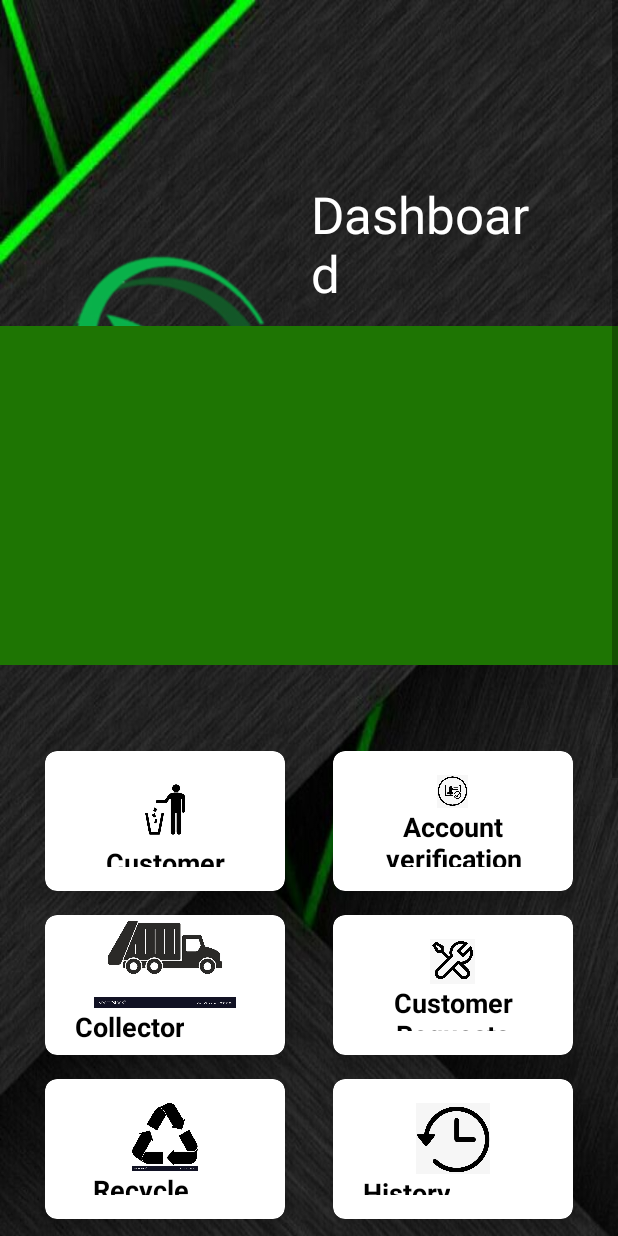
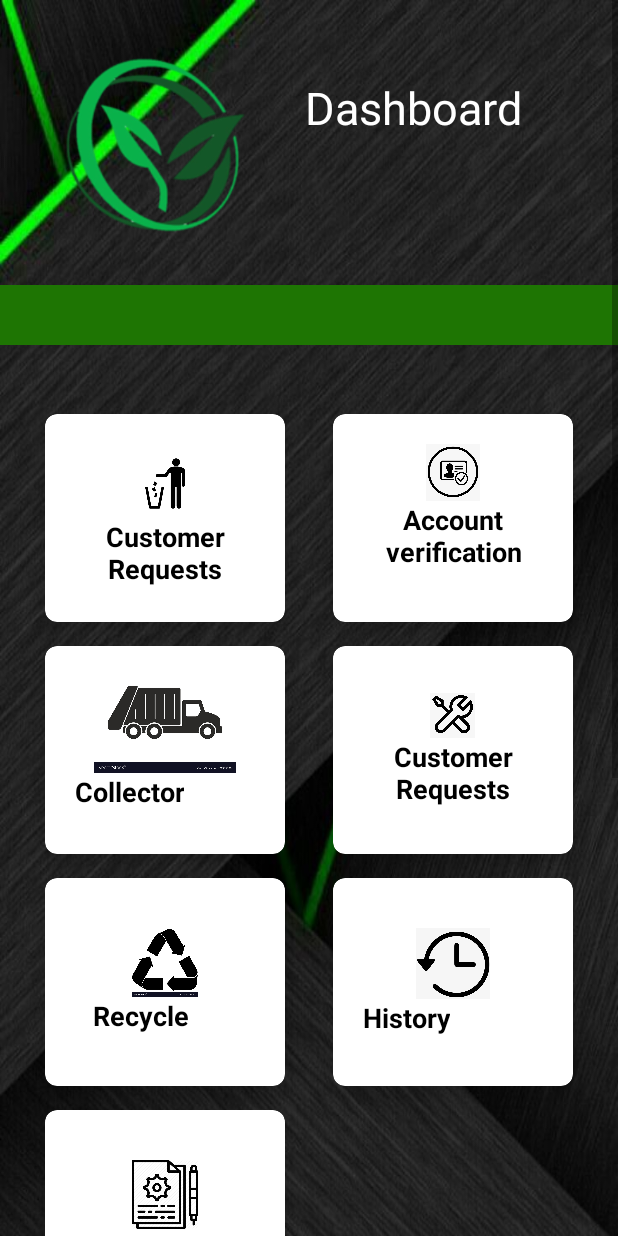
Before and after one commit to IT19073774/EcoClan_MAD, an Android app: the AdminMainActivity screen opened directly, with no data from a screen before it, on a phone screen of 412 x 824 dp. Run offline under Robolectric (Android 15) with nearby library versions, the phone set to English and light mode, and no system bars.

Commit message:
Guide_Admin Connected to Admin Dashboard commit

```diff
--- a/app/src/main/java/com/example/ecoclan_v2/AdminMainActivity.java
+++ b/app/src/main/java/com/example/ecoclan_v2/AdminMainActivity.java
@@ -19,6 +19,7 @@ public class AdminMainActivity extends AppCompatActivity {
     CardView verificationCard;
     CardView requestCard;
     CardView historyCard;
+    CardView guidecard;
 
     @Override
     protected void onCreate(Bundle savedInstanceState) {
@@ -33,7 +34,7 @@ public class AdminMainActivity extends AppCompatActivity {
         verificationCard= findViewById(R.id.verificationCard);
         requestCard= findViewById(R.id.requestCard);
         historyCard= findViewById(R.id.historyCard);
-
+        guidecard = findViewById(R.id.guidecard);
 
 
         setSingleEvent(mainGrid);
@@ -81,6 +82,13 @@ public class AdminMainActivity extends AppCompatActivity {
             }
         });
 
+//IT19056494 (adding guide articles)
+        guidecard.setOnClickListener(new View.OnClickListener() {
+            @Override
+            public void onClick(View view) {
+                startActivity(new Intent(AdminMainActivity.this,Guide_Admin.class));
+            }
+        });
 
     }
 
--- a/app/src/main/java/com/example/ecoclan_v2/Guide_Admin.java
+++ b/app/src/main/java/com/example/ecoclan_v2/Guide_Admin.java
@@ -51,7 +51,7 @@ public class Guide_Admin extends AppCompatActivity {
                         if(task.isSuccessful()) {
                             Toast.makeText(getApplicationContext(), "data saved", Toast.LENGTH_SHORT).show();
                             Log.d(TAG,"added!");
-                            startActivity(new Intent(getApplicationContext(), Guide.class));
+                            startActivity(new Intent(getApplicationContext(), AdminMainActivity.class));
                         }
                     }
                 });
--- a/app/src/main/res/layout/activity_main_admin.xml
+++ b/app/src/main/res/layout/activity_main_admin.xml
@@ -16,57 +16,54 @@
 
         <RelativeLayout
             android:layout_width="match_parent"
-            android:layout_height="0dp"
+            android:layout_height="102dp"
             android:layout_weight="2">
 
-            <TextView
-                android:id="@+id/textGrid"
-                android:layout_width="wrap_content"
-                android:layout_height="wrap_content"
-                android:layout_alignParentStart="true"
-                android:layout_alignParentTop="true"
-                android:layout_alignParentEnd="true"
-                android:layout_alignParentBottom="true"
-                android:layout_marginStart="207dp"
-                android:layout_marginTop="120dp"
-                android:layout_marginEnd="41dp"
-                android:layout_marginBottom="96dp"
-                android:text="Dashboard"
-                android:textColor="@android:color/white"
-                android:textSize="34sp" />
 
             <ImageView
                 android:id="@+id/imageView4"
                 android:layout_width="wrap_content"
-                android:layout_height="match_parent"
+                android:layout_height="193dp"
                 android:layout_alignParentEnd="true"
-                android:layout_marginEnd="169dp"
+                android:layout_marginEnd="197dp"
                 app:srcCompat="@drawable/logo_v3" />
 
             <View
                 android:id="@+id/divider4"
                 android:layout_width="match_parent"
-                android:layout_height="2dp"
+                android:layout_height="109dp"
                 android:layout_alignParentTop="true"
                 android:layout_alignParentEnd="true"
                 android:layout_alignParentBottom="true"
-                android:layout_marginTop="217dp"
+                android:layout_marginTop="190dp"
                 android:layout_marginEnd="0dp"
-                android:layout_marginBottom="43dp"
+                android:layout_marginBottom="32dp"
                 android:background="@color/Dark_Green" />
+
+            <TextView
+                android:id="@+id/textView25"
+                android:layout_width="167dp"
+                android:layout_height="55dp"
+                android:layout_alignParentTop="true"
+                android:layout_alignParentEnd="true"
+                android:layout_marginTop="51dp"
+                android:layout_marginEnd="41dp"
+                android:text="Dashboard"
+                android:textColor="@color/U_White"
+                android:textSize="30sp" />
 
         </RelativeLayout>
 
         <GridLayout
             android:id="@+id/mainGrid"
             android:layout_width="match_parent"
-            android:layout_height="0dp"
+            android:layout_height="405dp"
             android:layout_weight="3"
             android:alignmentMode="alignMargins"
             android:columnCount="2"
             android:columnOrderPreserved="false"
             android:padding="14dp"
-            android:rowCount="3">
+            android:rowCount="4">
 
             <!-- Row 1 -->
 
@@ -134,15 +131,15 @@
                     android:orientation="vertical">
 
                     <ImageView
-                        android:layout_width="98dp"
-                        android:layout_height="22dp"
+                        android:layout_width="97dp"
+                        android:layout_height="38dp"
                         android:layout_gravity="center_horizontal"
                         app:srcCompat="@drawable/verification1" />
 
                     <TextView
                         android:id="@+id/verification"
-                        android:layout_width="wrap_content"
-                        android:layout_height="wrap_content"
+                        android:layout_width="124dp"
+                        android:layout_height="60dp"
                         android:text="Account verification"
                         android:textAlignment="center"
                         android:textColor="@android:color/black"
@@ -237,7 +234,7 @@
             </androidx.cardview.widget.CardView>
 
 
-            <!-- Row 2 -->
+            <!-- Row 3 -->
 
             <!-- Column 1 -->
             <androidx.cardview.widget.CardView
@@ -318,6 +315,49 @@
                 </LinearLayout>
 
             </androidx.cardview.widget.CardView>
+            <!-- Row 3 -->
+
+            <!-- Column 1 -->
+            <androidx.cardview.widget.CardView
+                android:id="@+id/guidecard"
+                android:layout_width="0dp"
+                android:layout_height="0dp"
+                android:layout_row="3"
+                android:layout_rowWeight="1"
+                android:layout_column="0"
+                android:layout_columnWeight="1"
+                android:layout_marginLeft="16dp"
+                android:layout_marginRight="16dp"
+                android:layout_marginBottom="16dp"
+                app:cardCornerRadius="8dp"
+                app:cardElevation="8dp">
+
+                <LinearLayout
+                    android:layout_width="wrap_content"
+                    android:layout_height="wrap_content"
+                    android:layout_gravity="center_horizontal|center_vertical"
+                    android:layout_margin="16dp"
+                    android:orientation="vertical">
+
+                    <ImageView
+                        android:layout_width="match_parent"
+                        android:layout_height="46dp"
+                        android:layout_gravity="center_horizontal"
+                        app:srcCompat="@drawable/guideicon" />
+
+                    <TextView
+                        android:id="@+id/guide"
+                        android:layout_width="wrap_content"
+                        android:layout_height="wrap_content"
+                        android:text="Guide Articles"
+                        android:textAlignment="center"
+                        android:textColor="@android:color/black"
+                        android:textSize="18sp"
+                        android:textStyle="bold" />
+
+                </LinearLayout>
+
+            </androidx.cardview.widget.CardView>
 
 
         </GridLayout>
```
Also changed, not shown: app/src/main/java/com/example/ecoclan_v2/LoginUser.java (+5 -5 lines), app/src/main/res/layout/activity_guide__admin.xml (+8 -7 lines), app/src/main/res/layout/activity_login_user.xml (+4 -16 lines), app/src/main/res/drawable/guideicon.png (added).
